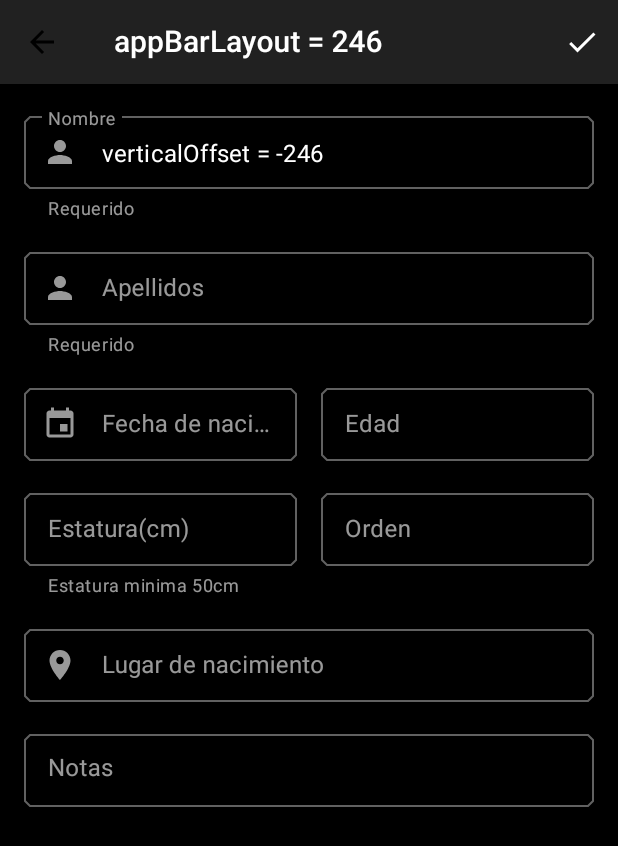
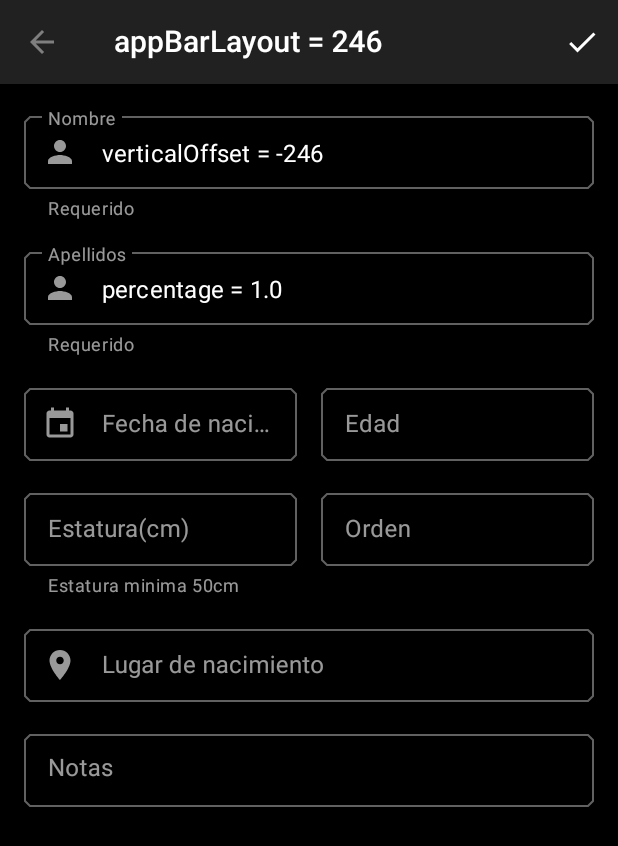
Before and after one commit to JosueRuiz08/MDTop, an Android app: the DetalleActivity screen opened directly, with no data from a screen before it, after a tap on an icon or button, on a phone screen of 412 x 824 dp. Shown: the top 846 px of the screen. Run offline under Robolectric (Android 15) with nearby library versions, the phone set to English and light mode, and no system bars; our stand-ins replace ButterKnife; libraries missing offline, so code that uses them is left out: com.raizlabs.android; pictures from the network do not load; 11 statements that could not run were skipped.

Commit message:
Dark Theme NavigationIcon progresivo

```diff
--- a/app/src/main/java/com/alain/cursos/top/DetalleActivity.java
+++ b/app/src/main/java/com/alain/cursos/top/DetalleActivity.java
@@ -141,11 +141,17 @@ public class DetalleActivity extends AppCompatActivity {
         appBar.addOnOffsetChangedListener((appBarLayout, verticalOffset) -> {
             toolbarLayout.setTitle("appBarLayout = " + appBarLayout.getTotalScrollRange());
             etNombre.setText("verticalOffset = "+ verticalOffset);
-            if (Math.abs(verticalOffset) == appBarLayout.getTotalScrollRange()){
-                toolbar.getNavigationIcon().setTint(Color.BLACK);
-            }else{
-                toolbar.getNavigationIcon().setTint(Color.WHITE);
-            }
+//            if (Math.abs(verticalOffset) == appBarLayout.getTotalScrollRange()){
+//                toolbar.getNavigationIcon().setTint(Color.BLACK);
+//            }else{
+//                toolbar.getNavigationIcon().setTint(Color.WHITE);
+//            }
+            float percentage = (float)Math.abs(verticalOffset)/appBarLayout.getTotalScrollRange();
+            //int colorValue = percentage;
+            toolbar.getNavigationIcon().setTint(Color.rgb(127,127,127));
+
+            etApellidos.setText("percentage = "+ percentage);
+
         });
 
         configTitle();
```
